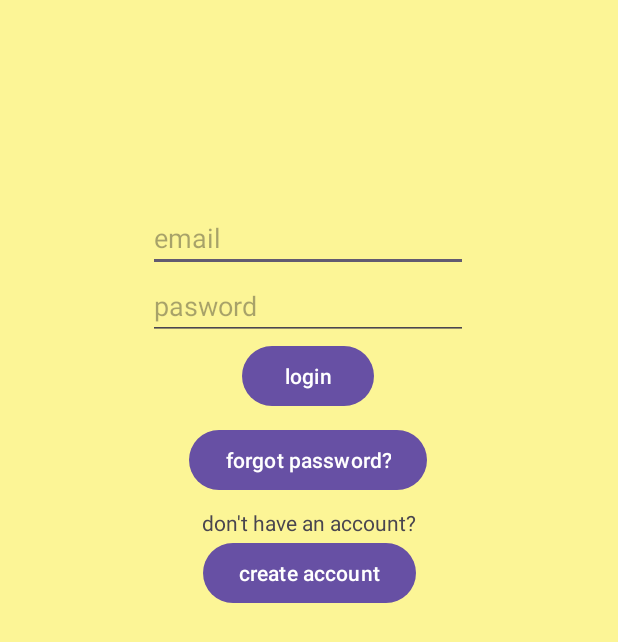
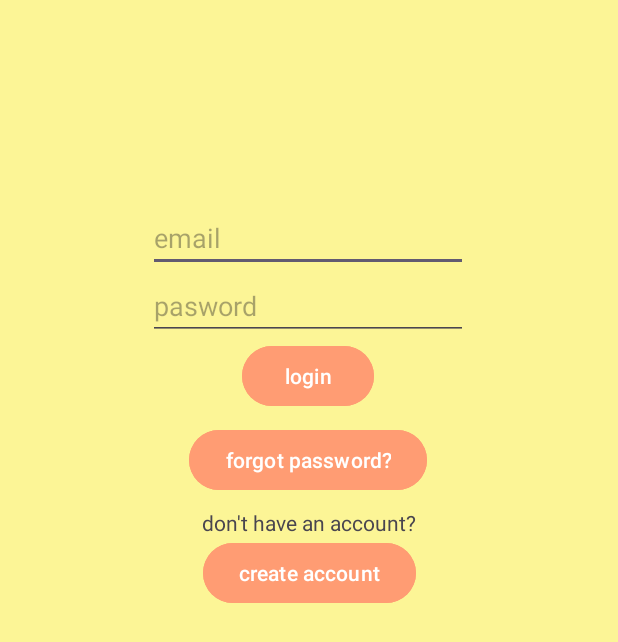
Before and after one commit to frelingstijn/Android-Studio, an Android app: the screen it shows after launch (MainActivity), on a phone screen of 412 x 824 dp. Shown: the top 642 px of the screen. Run offline under Robolectric (Android 15) with nearby library versions, the phone set to English and light mode, and no system bars.

Commit message:
devV3
kleur van knoppen verandert

```diff
--- a/app/src/main/java/com/example/piza_scam_app/MainActivity.kt
+++ b/app/src/main/java/com/example/piza_scam_app/MainActivity.kt
@@ -32,6 +32,7 @@ class MainActivity : AppCompatActivity() {
         val forgotpassword = findViewById<Button>(R.id.forgotPassword)
         forgotpassword.setOnClickListener {
             val intent = Intent(this, MainActivity2::class.java)
+
             startActivity(intent)
         }
     }
--- a/app/src/main/java/com/example/piza_scam_app/MainActivity3.kt
+++ b/app/src/main/java/com/example/piza_scam_app/MainActivity3.kt
@@ -25,7 +25,5 @@ class MainActivity3 : AppCompatActivity() {
             startActivity(intent)
         }
 
-        val Email = intent.getStringExtra("Email").toString()
-
     }
 }
--- a/app/src/main/res/layout/activity_main.xml
+++ b/app/src/main/res/layout/activity_main.xml
@@ -14,6 +14,7 @@
         android:id="@+id/buttonlogin"
         android:layout_width="wrap_content"
         android:layout_height="wrap_content"
+        android:backgroundTint="#FF9C73"
         android:text="login"
         app:layout_constraintEnd_toEndOf="@+id/editTextTextPassword"
         app:layout_constraintStart_toStartOf="@+id/editTextTextPassword"
@@ -58,16 +59,19 @@
         android:id="@+id/createaccount"
         android:layout_width="wrap_content"
         android:layout_height="wrap_content"
+        android:backgroundTint="#FF9C73"
         android:text="create account"
         app:layout_constraintEnd_toEndOf="@+id/textView6"
         app:layout_constraintStart_toStartOf="@+id/textView6"
-        app:layout_constraintTop_toBottomOf="@+id/textView6" />
+        app:layout_constraintTop_toBottomOf="@+id/textView6"
+        app:rippleColor="#000000" />
 
     <Button
         android:id="@+id/forgotPassword"
         android:layout_width="wrap_content"
         android:layout_height="wrap_content"
         android:layout_marginTop="8dp"
+        android:backgroundTint="#FF9C73"
         android:text="forgot password?"
         app:layout_constraintEnd_toEndOf="@+id/buttonlogin"
         app:layout_constraintStart_toStartOf="@+id/buttonlogin"
--- a/app/src/main/res/layout/activity_main2.xml
+++ b/app/src/main/res/layout/activity_main2.xml
@@ -14,6 +14,7 @@
         android:layout_width="wrap_content"
         android:layout_height="wrap_content"
         android:layout_marginBottom="60dp"
+        android:backgroundTint="#FF9C73"
         android:text="back"
         android:textColor="#FFFFFF"
         android:textColorLink="#FF9C73"
@@ -50,6 +51,7 @@
         android:id="@+id/confirm"
         android:layout_width="wrap_content"
         android:layout_height="wrap_content"
+        android:backgroundTint="#FF9C73"
         android:text="confirm"
         app:layout_constraintEnd_toEndOf="@+id/newPassword2"
         app:layout_constraintStart_toStartOf="@+id/newPassword2"
--- a/app/src/main/res/layout/activity_main3.xml
+++ b/app/src/main/res/layout/activity_main3.xml
@@ -121,6 +121,7 @@
             android:layout_width="wrap_content"
             android:layout_height="wrap_content"
             android:layout_marginTop="72dp"
+            android:backgroundTint="#FF9C73"
             android:text="confirm"
             app:layout_constraintEnd_toEndOf="@+id/phoneNumber"
             app:layout_constraintStart_toStartOf="@+id/phoneNumber"
--- a/app/src/main/res/layout/activity_main4.xml
+++ b/app/src/main/res/layout/activity_main4.xml
@@ -14,6 +14,7 @@
         android:layout_height="wrap_content"
         android:layout_marginTop="16dp"
         android:layout_marginEnd="16dp"
+        android:backgroundTint="#FF9C73"
         android:text="logout"
         app:layout_constraintEnd_toEndOf="parent"
         app:layout_constraintTop_toTopOf="parent" />
```
